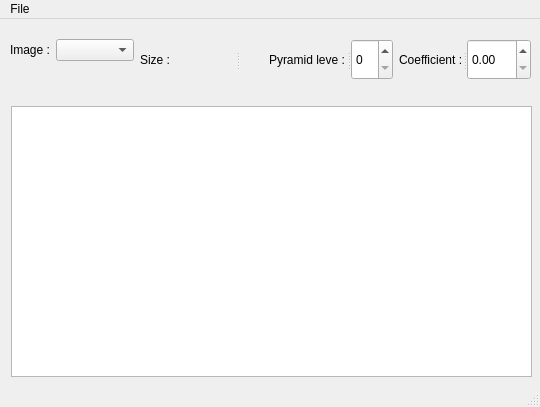
The window that Pyramid/mainwindow.ui (AndrewBrenev/Pyramid) describes before a commit, drawn with Qt 5.
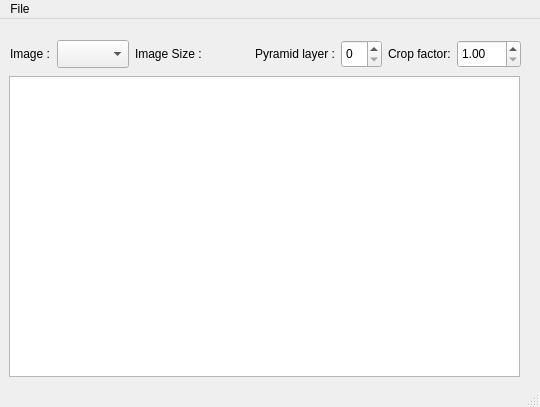
The same window after the commit.

Commit message: add set of  sorted images

What changed in the file:
```diff
--- a/Pyramid/mainwindow.ui
+++ b/Pyramid/mainwindow.ui
@@ -17,104 +17,218 @@
    <enum>Qt::ToolButtonTextUnderIcon</enum>
   </property>
   <widget class="QWidget" name="centralwidget">
+   <property name="maximumSize">
+    <size>
+     <width>540</width>
+     <height>366</height>
+    </size>
+   </property>
    <widget class="QGraphicsView" name="graphicsView">
+    <property name="enabled">
+     <bool>true</bool>
+    </property>
     <property name="geometry">
      <rect>
-      <x>11</x>
-      <y>87</y>
-      <width>521</width>
-      <height>271</height>
+      <x>9</x>
+      <y>57</y>
+      <width>511</width>
+      <height>301</height>
      </rect>
     </property>
     <property name="sizePolicy">
-     <sizepolicy hsizetype="Maximum" vsizetype="Maximum">
+     <sizepolicy hsizetype="Preferred" vsizetype="Preferred">
       <horstretch>0</horstretch>
       <verstretch>0</verstretch>
      </sizepolicy>
     </property>
+    <property name="maximumSize">
+     <size>
+      <width>511</width>
+      <height>301</height>
+     </size>
+    </property>
+    <property name="acceptDrops">
+     <bool>false</bool>
+    </property>
+    <property name="interactive">
+     <bool>false</bool>
+    </property>
    </widget>
    <widget class="QWidget" name="layoutWidget">
+    <property name="enabled">
+     <bool>true</bool>
+    </property>
     <property name="geometry">
      <rect>
       <x>10</x>
-      <y>20</y>
-      <width>521</width>
-      <height>41</height>
+      <y>21</y>
+      <width>511</width>
+      <height>28</height>
      </rect>
     </property>
+    <property name="sizePolicy">
+     <sizepolicy hsizetype="Preferred" vsizetype="Preferred">
+      <horstretch>0</horstretch>
+      <verstretch>0</verstretch>
+     </sizepolicy>
+    </property>
+    <property name="acceptDrops">
+     <bool>false</bool>
+    </property>
     <layout class="QGridLayout" name="gridLayout">
-     <item row="0" column="2">
-      <widget class="QSplitter" name="splitter_2">
-       <property name="orientation">
-        <enum>Qt::Horizontal</enum>
+     <item row="0" column="0">
+      <widget class="QLabel" name="textImageLable">
+       <property name="enabled">
+        <bool>true</bool>
        </property>
-       <widget class="QLabel" name="text_level_lable">
-        <property name="text">
-         <string>Pyramid leve :</string>
-        </property>
-       </widget>
-       <widget class="QSpinBox" name="spinBox"/>
+       <property name="sizePolicy">
+        <sizepolicy hsizetype="Preferred" vsizetype="Preferred">
+         <horstretch>0</horstretch>
+         <verstretch>0</verstretch>
+        </sizepolicy>
+       </property>
+       <property name="acceptDrops">
+        <bool>false</bool>
+       </property>
+       <property name="text">
+        <string>Image :</string>
+       </property>
       </widget>
      </item>
      <item row="0" column="1">
-      <widget class="QSplitter" name="splitter_3">
-       <property name="orientation">
-        <enum>Qt::Horizontal</enum>
+      <widget class="QComboBox" name="comboBox">
+       <property name="enabled">
+        <bool>true</bool>
        </property>
-       <widget class="QLabel" name="text_size_lable">
-        <property name="text">
-         <string>Size :</string>
-        </property>
-       </widget>
-       <widget class="QLabel" name="size_lable">
-        <property name="text">
-         <string/>
-        </property>
-       </widget>
+       <property name="sizePolicy">
+        <sizepolicy hsizetype="Preferred" vsizetype="Preferred">
+         <horstretch>0</horstretch>
+         <verstretch>0</verstretch>
+        </sizepolicy>
+       </property>
+       <property name="acceptDrops">
+        <bool>false</bool>
+       </property>
+      </widget>
+     </item>
+     <item row="0" column="2">
+      <widget class="QLabel" name="text_size_lable">
+       <property name="enabled">
+        <bool>true</bool>
+       </property>
+       <property name="sizePolicy">
+        <sizepolicy hsizetype="Preferred" vsizetype="Preferred">
+         <horstretch>0</horstretch>
+         <verstretch>0</verstretch>
+        </sizepolicy>
+       </property>
+       <property name="acceptDrops">
+        <bool>false</bool>
+       </property>
+       <property name="text">
+        <string>Image Size :</string>
+       </property>
       </widget>
      </item>
      <item row="0" column="3">
-      <widget class="QSplitter" name="splitter">
-       <property name="orientation">
-        <enum>Qt::Horizontal</enum>
+      <widget class="QLabel" name="sizeLable">
+       <property name="enabled">
+        <bool>true</bool>
        </property>
-       <widget class="QLabel" name="text_coef_lable">
-        <property name="text">
-         <string>Coefficient :</string>
-        </property>
-       </widget>
-       <widget class="QDoubleSpinBox" name="doubleSpinBox">
-        <property name="decimals">
-         <number>2</number>
-        </property>
-        <property name="maximum">
-         <double>999.990000000000009</double>
-        </property>
-        <property name="singleStep">
-         <double>0.500000000000000</double>
-        </property>
-       </widget>
+       <property name="sizePolicy">
+        <sizepolicy hsizetype="Preferred" vsizetype="Preferred">
+         <horstretch>0</horstretch>
+         <verstretch>0</verstretch>
+        </sizepolicy>
+       </property>
+       <property name="acceptDrops">
+        <bool>false</bool>
+       </property>
+       <property name="text">
+        <string/>
+       </property>
       </widget>
      </item>
-     <item row="0" column="0">
-      <widget class="QSplitter" name="splitter_4">
-       <property name="orientation">
-        <enum>Qt::Horizontal</enum>
+     <item row="0" column="4">
+      <widget class="QLabel" name="PyramidLevelLable">
+       <property name="enabled">
+        <bool>true</bool>
        </property>
-       <widget class="QWidget" name="layoutWidget">
-        <layout class="QFormLayout" name="formLayout">
-         <item row="0" column="0">
-          <widget class="QLabel" name="text_image_lable">
-           <property name="text">
-            <string>Image :</string>
-           </property>
-          </widget>
-         </item>
-         <item row="0" column="1">
-          <widget class="QComboBox" name="comboBox"/>
-         </item>
-        </layout>
-       </widget>
+       <property name="sizePolicy">
+        <sizepolicy hsizetype="Preferred" vsizetype="Preferred">
+         <horstretch>0</horstretch>
+         <verstretch>0</verstretch>
+        </sizepolicy>
+       </property>
+       <property name="acceptDrops">
+        <bool>false</bool>
+       </property>
+       <property name="text">
+        <string>Pyramid layer :</string>
+       </property>
+      </widget>
+     </item>
+     <item row="0" column="5">
+      <widget class="QSpinBox" name="spinBox">
+       <property name="enabled">
+        <bool>true</bool>
+       </property>
+       <property name="sizePolicy">
+        <sizepolicy hsizetype="Preferred" vsizetype="Preferred">
+         <horstretch>0</horstretch>
+         <verstretch>0</verstretch>
+        </sizepolicy>
+       </property>
+       <property name="acceptDrops">
+        <bool>false</bool>
+       </property>
+      </widget>
+     </item>
+     <item row="0" column="6">
+      <widget class="QLabel" name="coefLable">
+       <property name="enabled">
+        <bool>true</bool>
+       </property>
+       <property name="sizePolicy">
+        <sizepolicy hsizetype="Preferred" vsizetype="Preferred">
+         <horstretch>0</horstretch>
+         <verstretch>0</verstretch>
+        </sizepolicy>
+       </property>
+       <property name="acceptDrops">
+        <bool>false</bool>
+       </property>
+       <property name="text">
+        <string>Crop factor:</string>
+       </property>
+      </widget>
+     </item>
+     <item row="0" column="7">
+      <widget class="QDoubleSpinBox" name="doubleSpinBox">
+       <property name="enabled">
+        <bool>true</bool>
+       </property>
+       <property name="sizePolicy">
+        <sizepolicy hsizetype="Preferred" vsizetype="Preferred">
+         <horstretch>0</horstretch>
+         <verstretch>0</verstretch>
+        </sizepolicy>
+       </property>
+       <property name="acceptDrops">
+        <bool>false</bool>
+       </property>
+       <property name="decimals">
+        <number>2</number>
+       </property>
+       <property name="minimum">
+        <double>1.000000000000000</double>
+       </property>
+       <property name="maximum">
+        <double>999.990000000000009</double>
+       </property>
+       <property name="singleStep">
+        <double>0.500000000000000</double>
+       </property>
       </widget>
      </item>
     </layout>
```
The commit also changes 2 other files.
